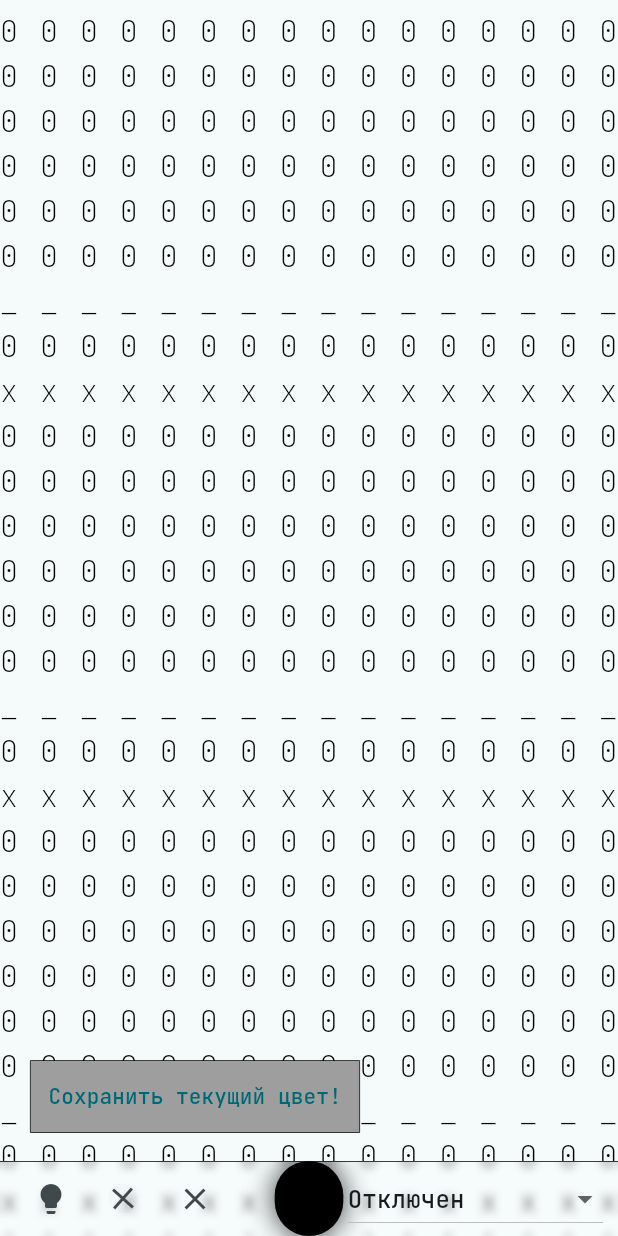
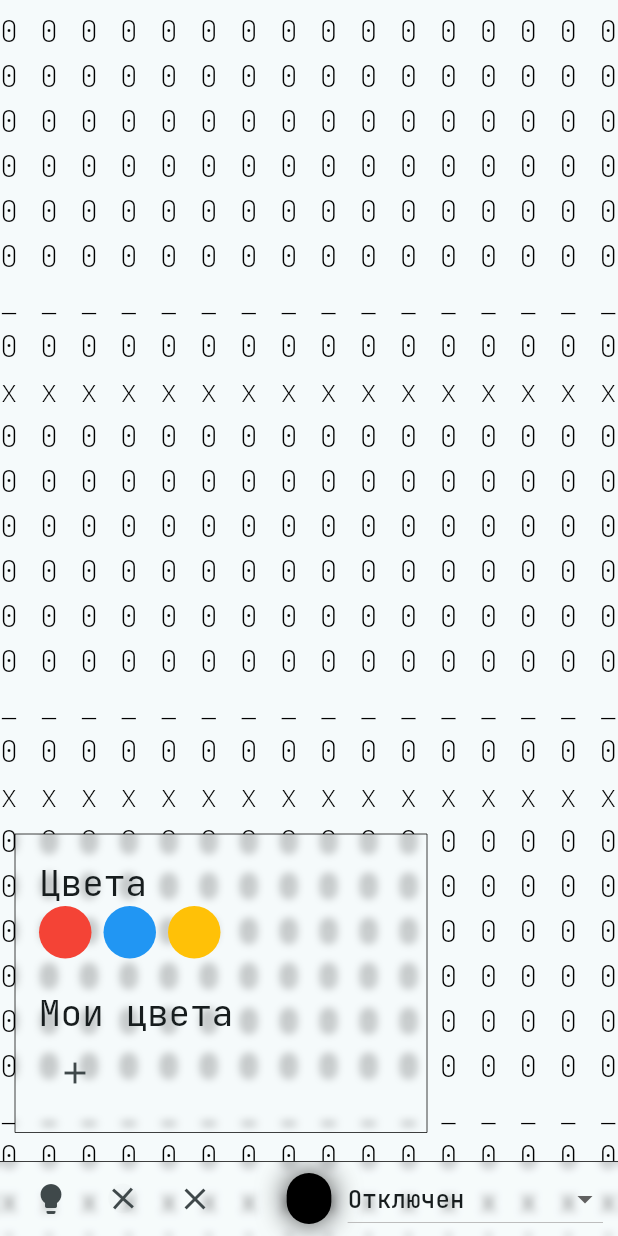
Before and after one commit to RossHS/light_house, a Flutter app: the screen it shows after launch, after a tap on the "lightbulb" icon, after a tap on the "change circle" icon, after a tap on the "color lens" icon, on a phone screen of 412 x 824 dp. Run offline on Flutter 3.47's test engine with Material 3 defaults, Android fonts, the phone set to English and light mode, and no system bars; our stand-ins replace flutter_colorpicker, flutter_mobx, get_it, hive, hive_flutter, logger and 1 more; missing offline and left inert: flutter_reactive_ble, widgetbook, widgetbook_annotation; accounts and stored records are empty; generated files the repository leaves out were written again.

Commit message:
first iteration of "myColors" feature, also lil layout fixes

```diff
--- a/lib/main.dart
+++ b/lib/main.dart
@@ -1,13 +1,16 @@
 import 'package:flutter/material.dart';
 import 'package:get_it/get_it.dart';
+import 'package:hive_flutter/hive_flutter.dart';
+import 'package:light_house/src/controllers/additions/my_colors_controller.dart';
 import 'package:light_house/src/controllers/core/brightness_controller.dart';
 import 'package:light_house/src/controllers/core/play_mode_controller.dart';
 import 'package:light_house/src/controllers/core/rgb_controller.dart';
 import 'package:light_house/src/controllers/core/send_data_controller.dart';
 import 'package:light_house/src/screens/home/home_screen.dart';
 
-void main() {
+void main() async {
   WidgetsFlutterBinding.ensureInitialized();
+  await Hive.initFlutter();
   _diRegisters();
   runApp(const MyApp());
 }
@@ -34,4 +37,5 @@ void _diRegisters() {
   GetIt.I.registerSingleton(RGBController());
   GetIt.I.registerSingleton(BrightnessController());
   GetIt.I.registerSingleton(PlayModeController());
+  GetIt.I.registerSingleton(MyColorsController());
 }
--- a/lib/src/screens/home/widgets/bottom_bar/bottom_bar.dart
+++ b/lib/src/screens/home/widgets/bottom_bar/bottom_bar.dart
@@ -46,10 +46,13 @@ class BottomBar extends StatelessWidget {
               builder: (context) {
                 final color = GetIt.I<RGBController>().color;
                 final brightness = GetIt.I<BrightnessController>().brightness;
-                return LightBubble(
-                  radius: 50,
-                  color: color,
-                  brightness: brightness,
+                return Padding(
+                  padding: const EdgeInsets.all(8.0),
+                  child: LightBubble(
+                    radius: 50,
+                    color: color,
+                    brightness: brightness,
+                  ),
                 );
               },
             ),
--- a/lib/src/screens/home/widgets/bottom_bar/components/bottom_custom_popup_button.dart
+++ b/lib/src/screens/home/widgets/bottom_bar/components/bottom_custom_popup_button.dart
@@ -1,3 +1,5 @@
+import 'dart:ui';
+
 import 'package:flutter/material.dart';
 import 'package:light_house/src/screens/home/widgets/bottom_bar/bottom_bar.dart';
 import 'package:light_house/src/widgets/custom_popup_menu.dart';
@@ -36,8 +38,8 @@ class _BottomCustomPopupButtonState extends State<BottomCustomPopupButton> {
     return CustomPopupMenu(
       controller: _customPopupController,
       menuBuilder: () {
-        return ColoredBox(
-          color: Colors.grey,
+        return  BackdropFilter(
+          filter: ImageFilter.blur(sigmaX: 3, sigmaY: 3),
           child: widget.menuWidget,
         );
       },
--- a/lib/src/screens/home/widgets/bottom_bar/components/lights_presets_colors.dart
+++ b/lib/src/screens/home/widgets/bottom_bar/components/lights_presets_colors.dart
@@ -1,4 +1,15 @@
 import 'package:flutter/material.dart';
+import 'package:flutter_mobx/flutter_mobx.dart';
+import 'package:get_it/get_it.dart';
+import 'package:light_house/src/controllers/additions/my_colors_controller.dart';
+import 'package:light_house/src/controllers/core/rgb_controller.dart';
+import 'package:light_house/src/widgets/selectable_circle_color.dart';
+
+const _presetColors = [
+  Colors.red,
+  Colors.blue,
+  Colors.amber,
+];
 
 /// Виджет предустановленных цветов, так-же в него можно сохранять и другие цвета,
 /// к примеру - сохранять текущий
@@ -7,9 +18,83 @@ class LightsPresetsColors extends StatelessWidget {
 
   @override
   Widget build(BuildContext context) {
-    return Column(
-      mainAxisSize: MainAxisSize.min,
-      children: [TextButton(onPressed: () {}, child: Text('Сохранить текущий цвет!'))],
+    final textTheme = Theme.of(context).textTheme;
+    return SizedBox(
+      width: MediaQuery.of(context).size.width / 1.5,
+      child: Padding(
+        padding: const EdgeInsets.all(16.0),
+        child: Observer(
+          builder: (context) {
+            final rgbController = GetIt.I<RGBController>();
+            return Column(
+              mainAxisSize: MainAxisSize.min,
+              crossAxisAlignment: CrossAxisAlignment.start,
+              children: [
+                Text(
+                  'Цвета',
+                  style: textTheme.headlineSmall,
+                ),
+                Wrap(
+                  runSpacing: 8,
+                  spacing: 8,
+                  children: _presetColors
+                      .map<Widget>(
+                        (e) => SelectableCircleColor(
+                          color: e,
+                          isSelected: rgbController.color == e,
+                          onTap: () {
+                            if (rgbController.color != e) {
+                              rgbController.color = e;
+                            }
+                          },
+                        ),
+                      )
+                      .toList(),
+                ),
+                const SizedBox(height: 20),
+                Text(
+                  'Мои цвета',
+                  style: textTheme.headlineSmall,
+                ),
+                Observer(
+                  builder: (context) {
+                    final myColorsController = GetIt.I<MyColorsController>();
+                    return myColorsController.myColors.map(
+                      value: (value) => Wrap(
+                        runSpacing: 8,
+                        spacing: 8,
+                        children: value.value
+                                ?.map(
+                                  (e) => SelectableCircleColor(
+                                    key: ValueKey(e),
+                                    color: e,
+                                    isSelected: rgbController.color == e,
+                                    onDoubleTap: () {
+                                      myColorsController.deleteColor(e);
+                                    },
+                                    onTap: () {
+                                      if (rgbController.color != e) {
+                                        rgbController.color = e;
+                                      }
+                                    },
+                                  ),
+                                )
+                                .toList() ??
+                            [],
+                      ),
+                      error: (error) => const SizedBox(),
+                      loading: (loading) => const SizedBox(),
+                    );
+                  },
+                ),
+                IconButton(
+                    onPressed: () => GetIt.I<MyColorsController>().saveColor(rgbController.color),
+                    icon: const Icon(Icons.add)),
+              ],
+            );
+          },
+        ),
+      ),
     );
   }
 }
--- a/lib/src/widgets/light_bubble.dart
+++ b/lib/src/widgets/light_bubble.dart
@@ -38,7 +38,7 @@ class LightBubble extends StatelessWidget {
   /// если включена, то
   final bool isPulsing;
 
-  /// Перевод значения [brightness] из диапазона 0-255 в диапазон 2-10
+  /// Перевод значения [brightness] из диапазона 0-255 в диапазон 1-7
   double get _calcSpreadRadius => (brightness / 255) * (7 - 1) + 1;
 
   @override
--- /dev/null
+++ b/lib/src/widgets/selectable_circle_color.dart
@@ -0,0 +1,169 @@
+import 'dart:math';
+
+import 'package:flutter/material.dart';
+import 'package:light_house/src/widgets/rotation_switch_widget.dart';
+import 'package:widgetbook/widgetbook.dart';
+import 'package:widgetbook_annotation/widgetbook_annotation.dart' as widgetbook;
+
+/// Круг с индикацией выбранного цвета [color], нажатие по нему активирует callback [onTap],
+/// параметр - выбран/не выбран круг определяется полем [isSelected]
+class SelectableCircleColor extends StatefulWidget {
+  const SelectableCircleColor({
+    super.key,
+    required this.color,
+    this.radius = 35,
+    this.isSelected = false,
+    required this.onTap,
+    this.onDoubleTap,
+  });
+
+  final Color color;
+  final double radius;
+  final bool isSelected;
+  final VoidCallback onTap;
+  final VoidCallback? onDoubleTap;
+
+  @override
+  State<SelectableCircleColor> createState() => _SelectableCircleColorState();
+}
+
+class _SelectableCircleColorState extends State<SelectableCircleColor> with SingleTickerProviderStateMixin {
+  late final AnimationController _controller;
+  late final Animation<double> _circlePaintAnimation;
+  final _duration = const Duration(milliseconds: 500);
+
+  @override
+  void initState() {
+    super.initState();
+    _controller = AnimationController(
+      vsync: this,
+      duration: _duration,
+      value: widget.isSelected ? 1 : 0,
+    );
+    _circlePaintAnimation = CurvedAnimation(
+      parent: _controller,
+      curve: Curves.easeInOutCubic,
+    );
+  }
+
+  @override
+  void dispose() {
+    _controller.dispose();
+    super.dispose();
+  }
+
+  @override
+  void didUpdateWidget(SelectableCircleColor oldWidget) {
+    super.didUpdateWidget(oldWidget);
+    // Если состояние - выбран/не выбран цвет изменилось, то триггерим анимацию
+    if (oldWidget.isSelected != widget.isSelected) {
+      _runAnimation();
+    }
+  }
+
+  /// Метод перезапуска анимации, по нему будет рисоваться окантовка круга
+  void _runAnimation() {
+    widget.isSelected ? _controller.forward() : _controller.reverse();
+  }
+
+  @override
+  Widget build(BuildContext context) {
+    return RepaintBoundary(
+      child: CustomPaint(
+        foregroundPainter: _CirclePainter(animation: _circlePaintAnimation),
+        child: Material(
+          color: widget.color,
+          shape: const CircleBorder(),
+          clipBehavior: Clip.hardEdge,
+          child: InkWell(
+            onTap: widget.onTap,
+            onDoubleTap: widget.onDoubleTap,
+            child: SizedBox.square(
+              dimension: widget.radius.toDouble(),
+              child: RotationSwitchWidget(
+                duration: _duration,
+                child: widget.isSelected ? const Icon(Icons.check) : const SizedBox.shrink(),
+              ),
+            ),
+          ),
+        ),
+      ),
+    );
+  }
+}
+
+/// Отрисовка границы выбранного круга
+class _CirclePainter extends CustomPainter {
+  _CirclePainter({required this.animation}) : super(repaint: animation);
+
+  final Animation<double> animation;
+  final _border = Paint()
+    ..color = Colors.black
+    ..strokeWidth = 0.5
+    ..style = PaintingStyle.stroke;
+
+  @override
+  void paint(Canvas canvas, Size size) {
+    if (animation.value == 0.0) return;
+    canvas.drawArc(
+      Rect.fromCircle(center: Offset(size.width / 2, size.height / 2), radius: size.width / 2),
+      -pi / 2,
+      2 * pi * animation.value,
+      false,
+      _border,
+    );
+  }
+
+  @override
+  bool shouldRepaint(covariant CustomPainter oldDelegate) {
+    return false;
+  }
+}
+
+//------все для [Widgetbook]------//
+@widgetbook.UseCase(name: 'SelectableCircleColor use case', type: SelectableCircleColor)
+Widget selectableCircleColorUseCase(BuildContext context) {
+  return const Center(
+    child: _SelectableCircleColorTest(),
+  );
+}
+
+/// Вспомогательный виджет для [Widgetbook], тут мы просто проверяем поведение [SelectableCircleColor]
+class _SelectableCircleColorTest extends StatefulWidget {
+  const _SelectableCircleColorTest();
+
+  @override
+  State<_SelectableCircleColorTest> createState() => _SelectableCircleColorTestState();
+}
+
+class _SelectableCircleColorTestState extends State<_SelectableCircleColorTest> {
+  Color _currentColor = Colors.blue;
+
+  @override
+  Widget build(BuildContext context) {
+    final colors = [
+      Colors.blue,
+      Colors.red,
+      Colors.amber,
+    ];
+    return Row(
+      mainAxisSize: MainAxisSize.min,
+      children: colors
+          .map<Widget>(
+            (e) => Padding(
+              padding: const EdgeInsets.all(8.0),
+              child: SelectableCircleColor(
+                color: e,
+                onTap: () {
+                  setState(() {
+                    _currentColor = e;
+                  });
+                },
+                isSelected: _currentColor == e,
+              ),
+            ),
+          )
+          .toList(),
+    );
+  }
+}
--- a/pubspec.yaml
+++ b/pubspec.yaml
@@ -17,6 +17,8 @@ dependencies:
   flutter_mobx: ^2.2.0+2
   flutter_reactive_ble: ^5.3.1
   get_it: ^7.6.7
+  hive: ^2.2.3
+  hive_flutter: ^1.1.0
   logger: ^2.0.2+1
   mobx: ^2.3.0+1
   widgetbook: ^3.7.1
```
Also changed, not shown: lib/src/controllers/additions/my_colors_controller.dart (added, +99 -0 lines), lib/src/controllers/additions/my_colors_controller.g.dart (added), lib/widgetbook.directories.g.dart, pubspec.lock.
